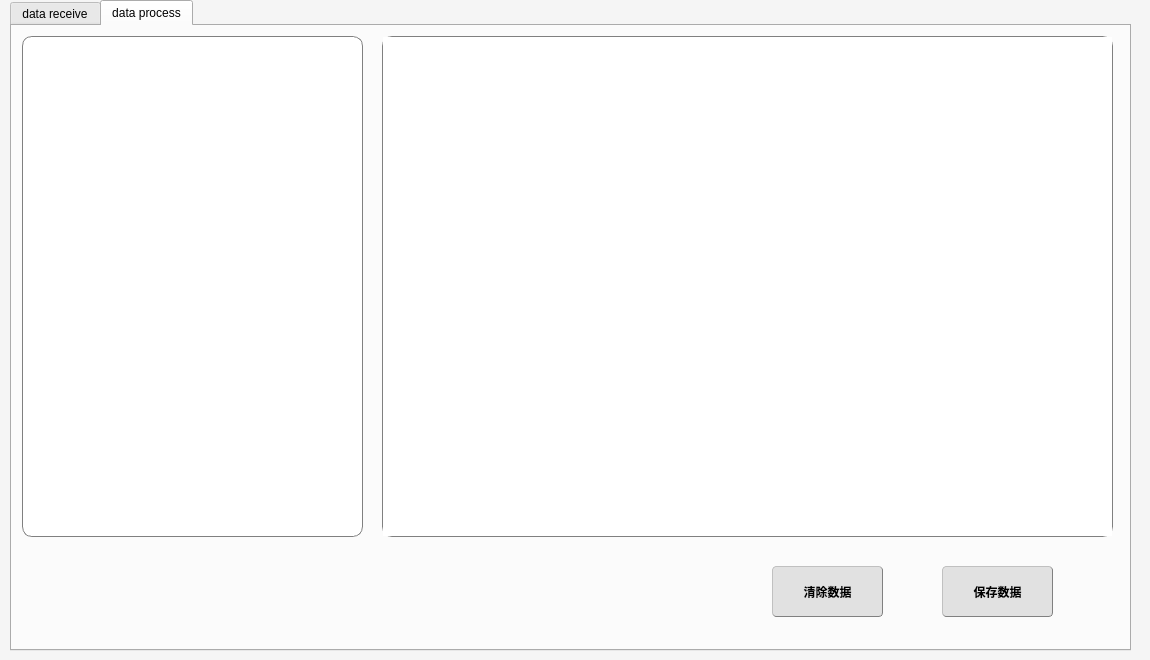
Before: the Qt Designer form serial.ui in Ahao6666/QT-Serial-port, drawn with Qt 5.
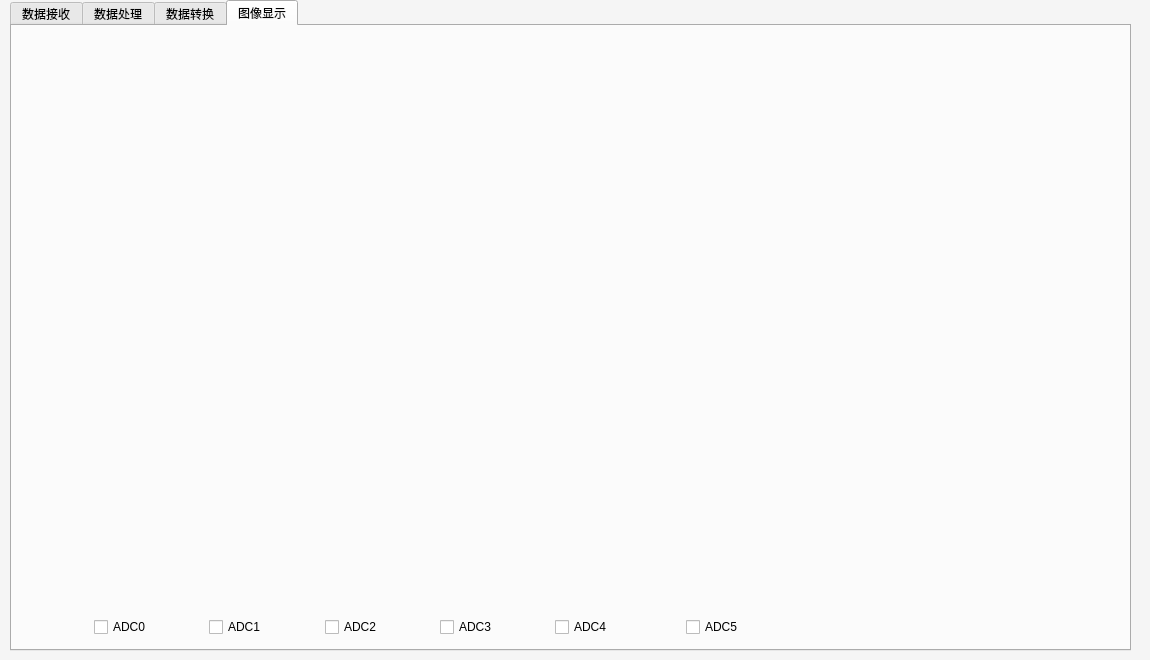
After: the same form once the commit is applied. The open tabs and pages were chosen to show the change.

What changed in the file:
```diff
--- a/serial.ui
+++ b/serial.ui
@@ -45,14 +45,26 @@
      </rect>
     </property>
     <property name="currentIndex">
-     <number>1</number>
+     <number>2</number>
+    </property>
+    <property name="iconSize">
+     <size>
+      <width>30</width>
+      <height>20</height>
+     </size>
+    </property>
+    <property name="usesScrollButtons">
+     <bool>true</bool>
+    </property>
+    <property name="movable">
+     <bool>true</bool>
     </property>
     <property name="tabBarAutoHide">
      <bool>false</bool>
     </property>
     <widget class="QWidget" name="tab">
      <attribute name="title">
-      <string>data receive</string>
+      <string>数据接收</string>
      </attribute>
      <widget class="QGroupBox" name="groupBox">
       <property name="geometry">
@@ -733,7 +745,7 @@
     </widget>
     <widget class="QWidget" name="tab_2">
      <attribute name="title">
-      <string>data process</string>
+      <string>数据处理</string>
      </attribute>
      <widget class="QGroupBox" name="groupBox_5">
       <property name="geometry">
@@ -903,6 +915,259 @@
       </property>
      </widget>
     </widget>
+    <widget class="QWidget" name="tab_4">
+     <attribute name="title">
+      <string>数据转换</string>
+     </attribute>
+     <widget class="QGroupBox" name="groupBox_7">
+      <property name="geometry">
+       <rect>
+        <x>20</x>
+        <y>10</y>
+        <width>1081</width>
+        <height>521</height>
+       </rect>
+      </property>
+      <property name="styleSheet">
+       <string notr="true">QGroupBox{
+background-color: rgb(255, 255, 255);
+
+border-width:2px;
+
+
+border-radius: 10px;
+
+border-color:rgb(221, 221, 221);
+
+margin-top:0.5ex;
+
+}
+
+QGroupBox::title{
+
+subcontrol-origin:margin;
+
+subcontrol-position:top left;
+
+left:10px;
+
+margin-left:0px;
+
+padding:0 1px;
+
+}</string>
+      </property>
+      <property name="title">
+       <string/>
+      </property>
+      <widget class="QTableWidget" name="table_convert">
+       <property name="geometry">
+        <rect>
+         <x>-5</x>
+         <y>1</y>
+         <width>1081</width>
+         <height>521</height>
+        </rect>
+       </property>
+      </widget>
+     </widget>
+     <widget class="QPushButton" name="pushButton_tab3_clear">
+      <property name="geometry">
+       <rect>
+        <x>740</x>
+        <y>560</y>
+        <width>111</width>
+        <height>51</height>
+       </rect>
+      </property>
+      <property name="font">
+       <font>
+        <weight>75</weight>
+        <bold>true</bold>
+       </font>
+      </property>
+      <property name="styleSheet">
+       <string notr="true">QPushButton{background-color: rgb(225, 225, 225);border:1px groove gray;border-radius:4px;padding:1px 4px;border-style: outset;}
+                                       QPushButton:hover{background-color:rgb(229, 241, 251); color: black;}
+                                       QPushButton:pressed{background-color:rgb(204, 228, 247);border-style: inset;}</string>
+      </property>
+      <property name="text">
+       <string>清空数据</string>
+      </property>
+     </widget>
+     <widget class="QPushButton" name="pushButton_tab3_save">
+      <property name="geometry">
+       <rect>
+        <x>900</x>
+        <y>560</y>
+        <width>111</width>
+        <height>51</height>
+       </rect>
+      </property>
+      <property name="font">
+       <font>
+        <weight>75</weight>
+        <bold>true</bold>
+       </font>
+      </property>
+      <property name="styleSheet">
+       <string notr="true">QPushButton{background-color: rgb(225, 225, 225);border:1px groove gray;border-radius:4px;padding:1px 4px;border-style: outset;}
+                                       QPushButton:hover{background-color:rgb(229, 241, 251); color: black;}
+                                       QPushButton:pressed{background-color:rgb(204, 228, 247);border-style: inset;}</string>
+      </property>
+      <property name="text">
+       <string>保存数据</string>
+      </property>
+     </widget>
+    </widget>
+    <widget class="QWidget" name="tab_3">
+     <attribute name="title">
+      <string>图像显示</string>
+     </attribute>
+     <widget class="QWidget" name="horizontalLayoutWidget">
+      <property name="geometry">
+       <rect>
+        <x>30</x>
+        <y>30</y>
+        <width>1061</width>
+        <height>531</height>
+       </rect>
+      </property>
+      <layout class="QHBoxLayout" name="horizontalLayout_chart"/>
+     </widget>
+     <widget class="QWidget" name="layoutWidget">
+      <property name="geometry">
+       <rect>
+        <x>30</x>
+        <y>590</y>
+        <width>701</width>
+        <height>22</height>
+       </rect>
+      </property>
+      <layout class="QHBoxLayout" name="horizontalLayout_2">
+       <item>
+        <spacer name="horizontalSpacer_4">
+         <property name="orientation">
+          <enum>Qt::Horizontal</enum>
+         </property>
+         <property name="sizeHint" stdset="0">
+          <size>
+           <width>38</width>
+           <height>20</height>
+          </size>
+         </property>
+        </spacer>
+       </item>
+       <item>
+        <widget class="QCheckBox" name="ADC0">
+         <property name="text">
+          <string>ADC0</string>
+         </property>
+        </widget>
+       </item>
+       <item>
+        <spacer name="horizontalSpacer_5">
+         <property name="orientation">
+          <enum>Qt::Horizontal</enum>
+         </property>
+         <property name="sizeHint" stdset="0">
+          <size>
+           <width>40</width>
+           <height>20</height>
+          </size>
+         </property>
+        </spacer>
+       </item>
+       <item>
+        <widget class="QCheckBox" name="ADC1">
+         <property name="text">
+          <string>ADC1</string>
+         </property>
+        </widget>
+       </item>
+       <item>
+        <spacer name="horizontalSpacer_6">
+         <property name="orientation">
+          <enum>Qt::Horizontal</enum>
+         </property>
+         <property name="sizeHint" stdset="0">
+          <size>
+           <width>48</width>
+           <height>20</height>
+          </size>
+         </property>
+        </spacer>
+       </item>
+       <item>
+        <widget class="QCheckBox" name="ADC2">
+         <property name="text">
+          <string>ADC2</string>
+         </property>
+        </widget>
+       </item>
+       <item>
+        <spacer name="horizontalSpacer_7">
+         <property name="orientation">
+          <enum>Qt::Horizontal</enum>
+         </property>
+         <property name="sizeHint" stdset="0">
+          <size>
+           <width>38</width>
+           <height>20</height>
+          </size>
+         </property>
+        </spacer>
+       </item>
+       <item>
+        <widget class="QCheckBox" name="ADC3">
+         <property name="text">
+          <string>ADC3</string>
+         </property>
+        </widget>
+       </item>
+       <item>
+        <spacer name="horizontalSpacer_8">
+         <property name="orientation">
+          <enum>Qt::Horizontal</enum>
+         </property>
+         <property name="sizeHint" stdset="0">
+          <size>
+           <width>38</width>
+           <height>20</height>
+          </size>
+         </property>
+        </spacer>
+       </item>
+       <item>
+        <widget class="QCheckBox" name="ADC4">
+         <property name="text">
+          <string>ADC4</string>
+         </property>
+        </widget>
+       </item>
+       <item>
+        <spacer name="horizontalSpacer_9">
+         <property name="orientation">
+          <enum>Qt::Horizontal</enum>
+         </property>
+         <property name="sizeHint" stdset="0">
+          <size>
+           <width>68</width>
+           <height>20</height>
+          </size>
+         </property>
+        </spacer>
+       </item>
+       <item>
+        <widget class="QCheckBox" name="ADC5">
+         <property name="text">
+          <string>ADC5</string>
+         </property>
+        </widget>
+       </item>
+      </layout>
+     </widget>
+    </widget>
    </widget>
   </widget>
   <action name="actionhh">
```
